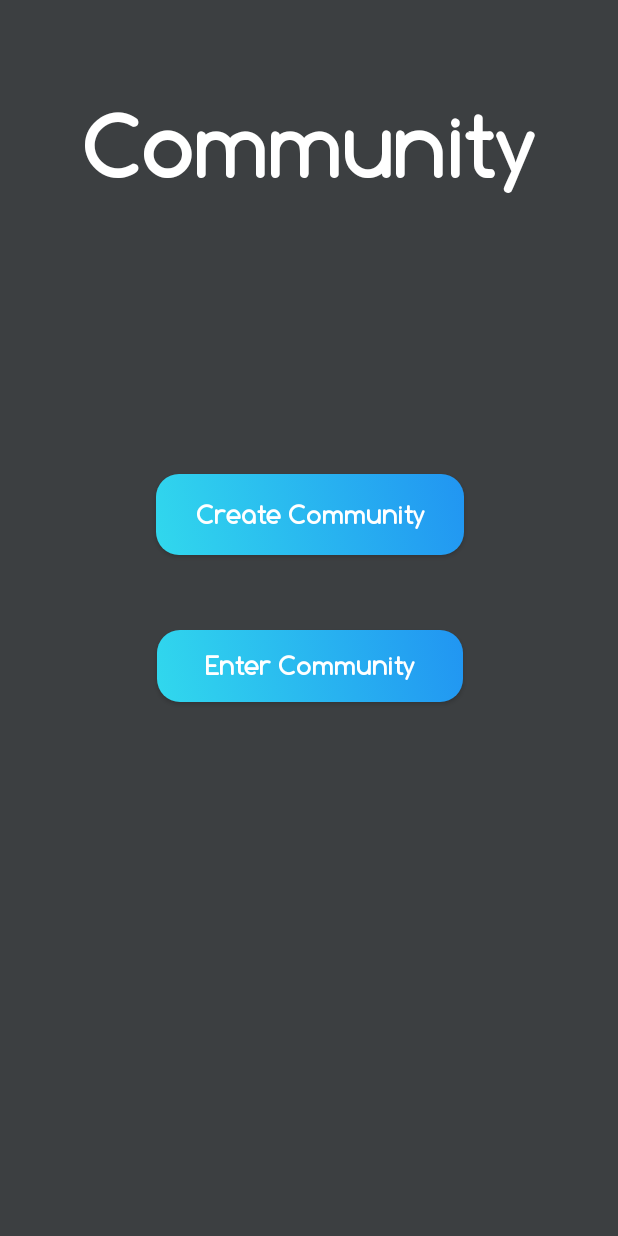
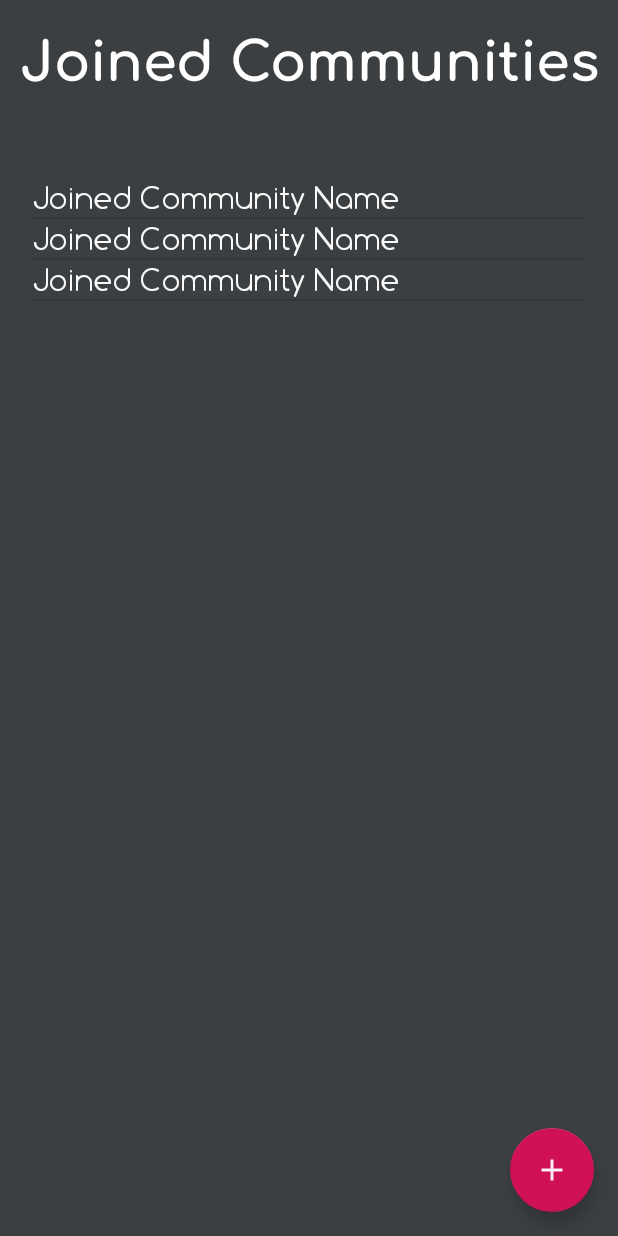
Before and after one commit to SarveshOO7/Community, an Android app: the layout activity_main.xml on its own in the app's theme, with its tools: preview values and no code run, on a phone screen of 412 x 824 dp. Run offline under Robolectric (Android 15) with nearby library versions, the phone set to English and light mode, and no system bars.

```diff
--- a/app/src/main/AndroidManifest.xml
+++ b/app/src/main/AndroidManifest.xml
@@ -10,9 +10,9 @@
         android:supportsRtl="true"
         android:theme="@style/AppTheme">
         <activity
-            android:name=".dashboardActivity"
-            android:label="@string/title_activity_dashboard"
-            android:theme="@style/AppTheme.AppBarOverlay"></activity>
+            android:name=".JoinCommunityActivity"
+            android:label="@string/title_activity_join_community"
+            android:theme="@style/AppTheme.NoActionBar"></activity>
         <activity
             android:name=".voteQuestionActivity"
             android:screenOrientation="portrait"
--- a/app/src/main/res/layout/activity_main.xml
+++ b/app/src/main/res/layout/activity_main.xml
@@ -5,62 +5,51 @@
     android:layout_width="match_parent"
     android:layout_height="match_parent"
     android:background="#3C3F41"
-    tools:context=".MainActivity">
 
-    <Button
-        android:id="@+id/button"
-        android:layout_width="205dp"
-        android:layout_height="54dp"
-        android:layout_marginStart="8dp"
-        android:layout_marginTop="184dp"
-        android:layout_marginEnd="8dp"
-        android:background="@drawable/button"
-        android:fontFamily="@font/comfortaa_regular"
-        android:shadowColor="#004E4545"
-        android:text="Create Community"
-        android:textAllCaps="false"
-        android:textColor="#FFFFFF"
-        android:textSize="18sp"
-        android:textStyle="bold"
+    tools:context=".JoinCommunityActivity">
+
+
+    <android.support.design.widget.FloatingActionButton
+        android:id="@+id/create"
+        android:layout_width="wrap_content"
+        android:layout_height="wrap_content"
+        android:layout_gravity="bottom|end"
+        android:layout_margin="@dimen/fab_margin"
+        android:layout_marginEnd="32dp"
+        android:layout_marginBottom="24dp"
+        app:layout_constraintBottom_toBottomOf="parent"
         app:layout_constraintEnd_toEndOf="parent"
-        app:layout_constraintHorizontal_bias="0.505"
-        app:layout_constraintStart_toStartOf="parent"
-        app:layout_constraintTop_toBottomOf="@+id/textView5" />
-
-    <Button
-        android:id="@+id/button2"
-        android:layout_width="204dp"
-        android:layout_height="48dp"
-        android:layout_marginTop="8dp"
-        android:layout_marginBottom="8dp"
-        android:background="@drawable/button"
-        android:fontFamily="@font/comfortaa_regular"
-        android:shadowColor="#004E4545"
-        android:text="Enter Community"
-        android:textAllCaps="false"
-        android:textColor="#FFFFFF"
-        android:textSize="18sp"
-        android:textStyle="bold"
-        app:layout_constraintBottom_toBottomOf="parent"
-        app:layout_constraintEnd_toEndOf="@+id/button"
-        app:layout_constraintStart_toStartOf="@+id/button"
-        app:layout_constraintTop_toBottomOf="@+id/button"
-        app:layout_constraintVertical_bias="0.108" />
+        app:srcCompat="@drawable/ic_add_black_24dp" />
 
     <TextView
-        android:id="@+id/textView5"
+        android:id="@+id/textView6"
         android:layout_width="wrap_content"
         android:layout_height="wrap_content"
         android:layout_marginStart="8dp"
-        android:layout_marginTop="64dp"
+        android:layout_marginTop="8dp"
         android:layout_marginEnd="8dp"
-        android:fontFamily="@font/comfortaa_regular"
-        android:text="Community"
-        android:textColor="@color/common_google_signin_btn_text_dark_default"
-        android:textSize="60sp"
+        android:fontFamily="@font/comfortaa_bold"
+        android:text="Joined Communities"
+        android:textAlignment="center"
+        android:textColor="@android:color/white"
+        android:textSize="36sp"
         android:textStyle="bold"
         app:layout_constraintEnd_toEndOf="parent"
         app:layout_constraintStart_toStartOf="parent"
         app:layout_constraintTop_toTopOf="parent" />
 
+    <ListView
+        android:id="@+id/joinedCommunities"
+        android:layout_width="368dp"
+        android:layout_height="651dp"
+        android:layout_marginStart="8dp"
+        android:layout_marginTop="8dp"
+        android:layout_marginEnd="8dp"
+        android:layout_marginBottom="8dp"
+        app:layout_constraintBottom_toBottomOf="parent"
+        app:layout_constraintEnd_toEndOf="parent"
+        app:layout_constraintStart_toStartOf="parent"
+        app:layout_constraintTop_toBottomOf="@+id/textView6"
+        tools:listitem="@layout/communities_list_item" />
+
 </android.support.constraint.ConstraintLayout>
--- /dev/null
+++ b/app/src/main/res/layout/communities_list_item.xml
@@ -0,0 +1,20 @@
+<?xml version="1.0" encoding="utf-8"?>
+<LinearLayout xmlns:android="http://schemas.android.com/apk/res/android"
+    xmlns:tools="http://schemas.android.com/tools"
+    android:layout_width="match_parent"
+    android:layout_height="wrap_content"
+    android:layout_marginLeft="16dp"
+    android:layout_marginStart="16dp"
+    android:orientation="vertical">
+
+    <TextView
+        android:id="@+id/joinedCommunityName"
+        android:layout_width="wrap_content"
+        android:layout_height="match_parent"
+        android:layout_weight="0"
+        android:fontFamily="@font/comfortaa_regular"
+        android:textAppearance="?android:attr/textAppearanceLarge"
+        android:textColor="#F9F9F9"
+        tools:text="Joined Community Name" />
+
+</LinearLayout>
--- /dev/null
+++ b/app/src/main/res/values-v28/styles.xml
@@ -0,0 +1,12 @@
+<?xml version="1.0" encoding="utf-8"?>
+<resources>
+
+    <style name="AppTheme.NoActionBar">
+        <item name="windowActionBar">false</item>
+        <item name="windowNoTitle">true</item>
+        <item name="android:statusBarColor">@android:color/transparent</item>
+        <item name="android:windowLayoutInDisplayCutoutMode">
+            never
+        </item>
+    </style>
+</resources>
--- a/app/src/main/res/values/strings.xml
+++ b/app/src/main/res/values/strings.xml
@@ -120,4 +120,5 @@
     <string name="menu_tools">Tools</string>
     <string name="menu_share">Share</string>
     <string name="menu_send">Send</string>
+    <string name="title_activity_join_community">JoinCommunityActivity</string>
 </resources>
--- a/app/src/main/res/values/styles.xml
+++ b/app/src/main/res/values/styles.xml
@@ -1,11 +1,8 @@
-<resources>
+<resources xmlns:tools="http://schemas.android.com/tools">
 
     <!-- Base application theme. -->
-    <style name="AppTheme" parent="Theme.AppCompat.Light.DarkActionBar">
+    <style name="AppTheme" parent="Theme.AppCompat.Light.NoActionBar">
         <!-- Customize your theme here. -->
-        <item name="android:windowLayoutInDisplayCutoutMode">
-            default
-        </item>
         <item name="colorPrimary">@color/colorPrimary</item>
         <item name="colorPrimaryDark">@color/colorPrimaryDark</item>
         <item name="colorAccent">@color/colorAccent</item>
@@ -14,10 +11,9 @@
     <style name="AppTheme.NoActionBar">
         <item name="windowActionBar">false</item>
         <item name="windowNoTitle">true</item>
+        <item name="android:statusBarColor">@android:color/transparent</item>
     </style>
 
+    <style name="AppTheme.PopupOverlay" parent="ThemeOverlay.AppCompat.Light" />
     <style name="AppTheme.AppBarOverlay" parent="ThemeOverlay.AppCompat.Dark.ActionBar" />
-
-    <style name="AppTheme.PopupOverlay" parent="ThemeOverlay.AppCompat.Light" />
-
 </resources>
```
Also changed, not shown: app/src/main/java/sarveshtandon/www/community/CommunityPage.java (+15 -5 lines), app/src/main/java/sarveshtandon/www/community/JoinCommunityActivity.java (added, +41 -0 lines), app/src/main/java/sarveshtandon/www/community/JoinedCommunitiesAdapter.java (added, +50 -0 lines), app/src/main/java/sarveshtandon/www/community/MainActivity.java (+78 -19 lines), app/src/main/java/sarveshtandon/www/community/dashboardActivity.java (deleted, +0 -99 lines), app/src/main/java/sarveshtandon/www/community/voteQuestionActivity.java (+48 -5 lines), app/src/main/res/layout/activity_dashboard.xml (deleted, +0 -25 lines), app/src/main/res/layout/activity_join_community.xml (added, +66 -0 lines), app/src/main/res/layout/app_bar_dashboard.xml (deleted, +0 -35 lines), app/src/main/res/layout/content_dashboard.xml (deleted, +0 -12 lines), app/src/main/res/layout/nav_header_dashboard.xml (deleted, +0 -30 lines), app/src/main/res/menu/activity_dashboard_drawer.xml (deleted, +0 -38 lines), app/src/main/res/menu/dashboard.xml (deleted, +0 -9 lines), app/src/main/res/menu/menu_community_page.xml (deleted, +0 -10 lines).
